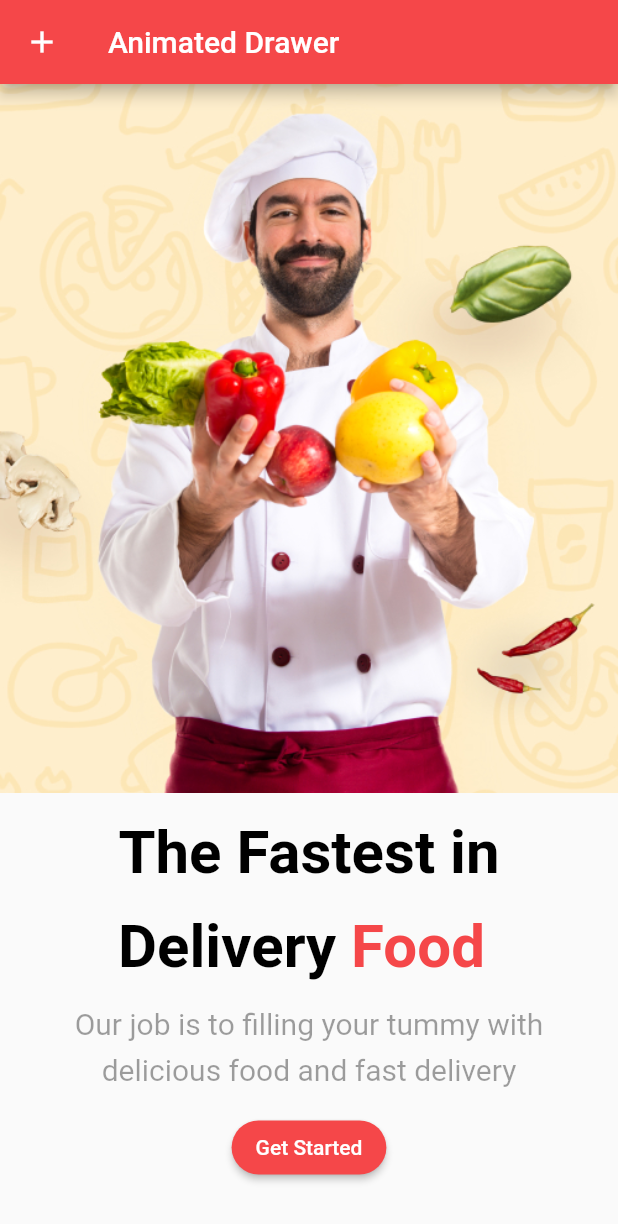
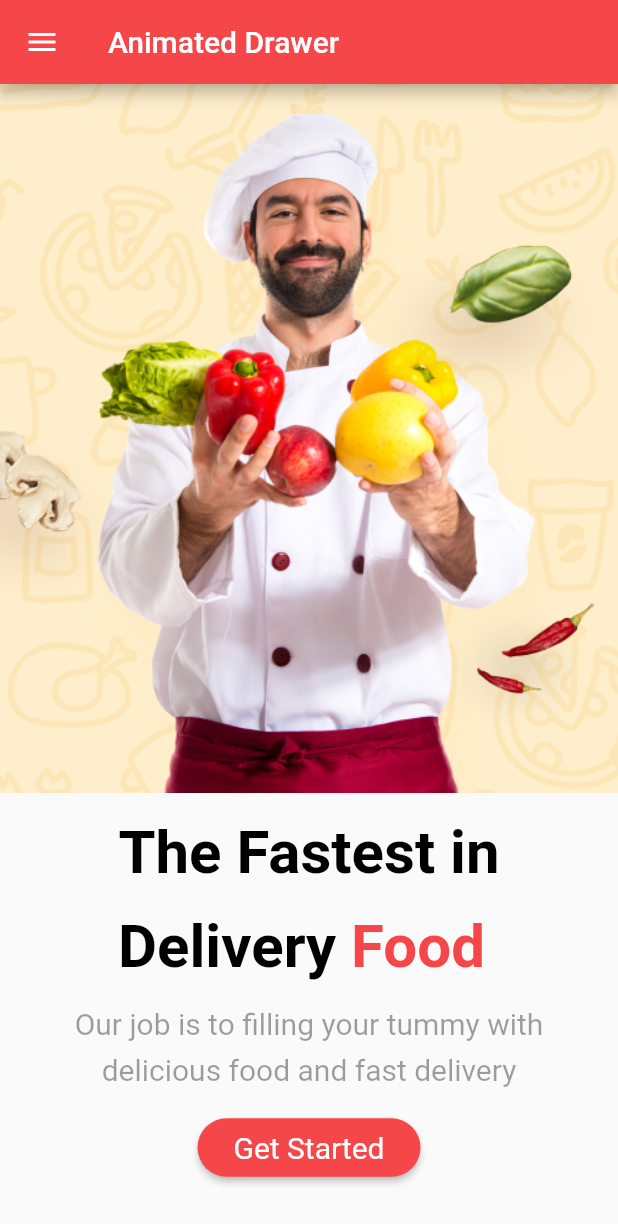
Before and after one commit to masoudmahmoodzadeh/Animated-Drawer, a Flutter app: the screen it shows after launch, on a phone screen of 412 x 824 dp. Shown: the top 1224 px of the screen. Run offline on Flutter 3.47's test engine with Material 2 defaults, Android fonts, the phone set to English and light mode, and no system bars.

Commit message:
[feature] add animation for menu/back button

```diff
--- a/lib/main.dart
+++ b/lib/main.dart
@@ -1,9 +1,10 @@
 import 'package:flutter/material.dart';
 
-import 'animated_drawer.dart';
-import 'app_drawer.dart';
-import 'home_screen.dart';
+import 'screens/app_drawer.dart';
+import 'screens/home_screen.dart';
 import 'theme/theme_manager.dart';
+import 'widgets/animated_drawer.dart';
+import 'widgets/icon_animated.dart';
 
 void main() {
   runApp(const MyApp());
@@ -51,8 +52,7 @@ class _MyHomePageState extends State<MyHomePage> {
     return Scaffold(
       appBar: AppBar(
         title: Text(widget.title),
-        leading: IconButton(
-          icon: const Icon(Icons.add),
+        leading: IconAnimated(
           onPressed: () {
             _controller.toggle();
           },
--- a/lib/app_drawer.dart
+++ b/lib/screens/app_drawer.dart
@@ -1,6 +1,6 @@
 import 'package:flutter/material.dart';
 
-import 'theme/app_colors.dart';
+import '../theme/app_colors.dart';
 
 class AppDrawer extends StatelessWidget {
   const AppDrawer({Key? key}) : super(key: key);
--- a/lib/home_screen.dart
+++ b/lib/screens/home_screen.dart
@@ -55,8 +55,13 @@ class HomeScreen extends StatelessWidget {
             const SizedBox(height: 16),
             ElevatedButton(
               onPressed: () {},
-              child: const Text("Get Started"),
-            )
+              child: const Padding(
+                padding: EdgeInsets.all(8.0),
+                child: Text("Get Started"),
+              ),
+            ),
+            const SizedBox(height: 16),
+
           ],
         ),
       ),
--- a/lib/theme/theme_manager.dart
+++ b/lib/theme/theme_manager.dart
@@ -12,15 +12,14 @@ class ThemeManager {
         style: ElevatedButton.styleFrom(
           primary: AppColors.primary,
           onPrimary: Colors.white,
+          textStyle: const TextStyle(fontSize: 20),
           shape: const StadiumBorder(),
+
+
         ),
       ),
       listTileTheme: const ListTileThemeData(iconColor: AppColors.primary),
       colorScheme: ColorScheme.fromSwatch(accentColor: AppColors.secondary),
     );
   }
-
-  AppBarTheme _buildAppBar() {
-    return const AppBarTheme(color: AppColors.primary);
-  }
 }
--- a/lib/animated_drawer.dart
+++ b/lib/widgets/animated_drawer.dart
@@ -21,6 +21,7 @@ class AnimatedDrawer extends StatefulWidget {
 class AnimatedDrawerState extends State<AnimatedDrawer>
     with SingleTickerProviderStateMixin {
   final double _maxSlide = 225;
+  double childRadius = 32;
 
   @override
   void initState() {
@@ -30,6 +31,7 @@ class AnimatedDrawerState extends State<AnimatedDrawer>
       vsync: this,
       duration: widget.controller.duration,
     );
+
   }
 
   @override
@@ -39,6 +41,7 @@ class AnimatedDrawerState extends State<AnimatedDrawer>
       builder: (BuildContext context, Widget? child) {
         double slide = widget.controller._animationController.value * _maxSlide;
         double scale = 1 - (widget.controller._animationController.value * 0.3);
+        double radius = widget.controller._animationController.value *childRadius;
         return Stack(
           children: [
             widget.drawer,
@@ -47,7 +50,21 @@ class AnimatedDrawerState extends State<AnimatedDrawer>
                 ..translate(slide)
                 ..scale(scale),
               alignment: Alignment.centerLeft,
-              child: widget.screen,
+              child:Container(
+                decoration: BoxDecoration(
+                  boxShadow: const [
+                    BoxShadow(
+                      color: Colors.black45,
+                      blurRadius: 30,
+                    )
+                  ],
+                  borderRadius: BorderRadius.circular(radius),
+                ),
+                child:  ClipRRect(
+                  borderRadius: BorderRadius.circular(radius),
+                  child: widget.screen,
+                ),
+              ),
             ),
           ],
         );
--- /dev/null
+++ b/lib/widgets/icon_animated.dart
@@ -0,0 +1,50 @@
+import 'package:flutter/material.dart';
+
+class IconAnimated extends StatefulWidget {
+  final VoidCallback onPressed;
+
+  const IconAnimated({
+    Key? key,
+    required this.onPressed,
+  }) : super(key: key);
+
+  @override
+  State<IconAnimated> createState() => _IconAnimatedState();
+}
+
+class _IconAnimatedState extends State<IconAnimated>
+    with SingleTickerProviderStateMixin {
+  late AnimationController _animationController;
+  bool isPlaying = false;
+
+  @override
+  void initState() {
+    super.initState();
+    _animationController = AnimationController(
+        vsync: this, duration: const Duration(milliseconds: 450));
+  }
+
+  @override
+  Widget build(BuildContext context) {
+    return IconButton(
+      onPressed: _handleOnPressed,
+      icon: AnimatedIcon(
+        icon: AnimatedIcons.menu_arrow,
+        progress: _animationController,
+      ),
+    );
+  }
+
+  void _handleOnPressed() {
+    setState(() {
+      isPlaying = !isPlaying;
+      isPlaying
+          ? _animationController.forward()
+          : _animationController.reverse();
+
+      widget.onPressed();
+
+    });
+
+  }
+}
```
